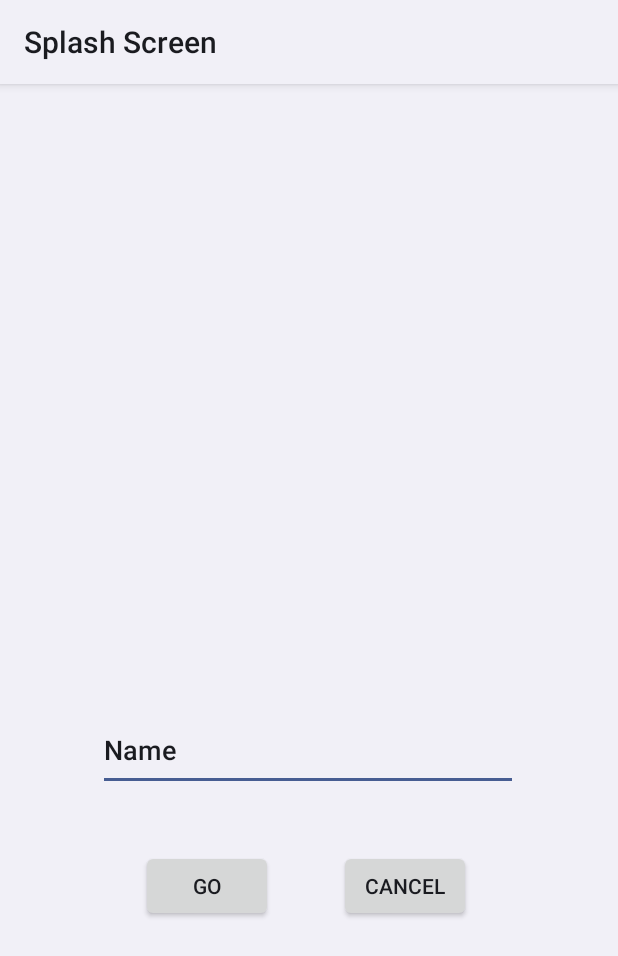
After one commit to stefan334/Drinking_Game, an Android app: the layout popup.xml on its own in the app's theme, with its tools: preview values and no code run, on a phone screen of 412 x 824 dp. The commit adds this screen. Shown: the top 956 px of the screen. Run offline under Robolectric (Android 15) with nearby library versions, the phone set to English and light mode, and no system bars; Roboto replaces fonts that are not available here.

Commit message:
Added online/offline options; username popup

```diff
--- a/app/src/main/res/layout/activity_menu.xml
+++ b/app/src/main/res/layout/activity_menu.xml
@@ -11,7 +11,7 @@
         android:id="@+id/playButton"
         android:layout_width="wrap_content"
         android:layout_height="wrap_content"
-        android:text="Play"
+        android:text="Offline"
         app:backgroundTint="#F44336"
         app:layout_constraintBottom_toBottomOf="parent"
         app:layout_constraintEnd_toEndOf="parent"
@@ -19,10 +19,10 @@
         app:layout_constraintTop_toTopOf="parent" />
 
     <Button
-        android:id="@+id/optionsButton"
+        android:id="@+id/onlineButton"
         android:layout_width="wrap_content"
         android:layout_height="wrap_content"
-        android:text="Options"
+        android:text="Online"
         app:layout_constraintBottom_toBottomOf="parent"
         app:layout_constraintEnd_toEndOf="@+id/playButton"
         app:layout_constraintHorizontal_bias="0.545"
--- /dev/null
+++ b/app/src/main/res/layout/popup.xml
@@ -0,0 +1,48 @@
+<?xml version="1.0" encoding="utf-8"?>
+<androidx.constraintlayout.widget.ConstraintLayout xmlns:android="http://schemas.android.com/apk/res/android"
+    xmlns:app="http://schemas.android.com/apk/res-auto"
+    xmlns:tools="http://schemas.android.com/tools"
+    android:layout_width="match_parent"
+    android:layout_height="match_parent">
+
+    <EditText
+        android:id="@+id/username"
+        android:layout_width="280dp"
+        android:layout_height="54dp"
+        android:layout_marginBottom="30dp"
+        android:ems="10"
+        android:inputType="textPersonName"
+        android:text="Name"
+        app:layout_constraintBottom_toBottomOf="parent"
+        app:layout_constraintEnd_toEndOf="parent"
+        app:layout_constraintHorizontal_bias="0.496"
+        app:layout_constraintStart_toStartOf="parent"
+        app:layout_constraintTop_toTopOf="parent"
+        app:layout_constraintVertical_bias="0.61" />
+
+    <Button
+        android:id="@+id/goButton"
+        android:layout_width="wrap_content"
+        android:layout_height="wrap_content"
+        android:text="GO"
+        app:layout_constraintBottom_toBottomOf="parent"
+        app:layout_constraintEnd_toEndOf="parent"
+        app:layout_constraintHorizontal_bias="0.291"
+        app:layout_constraintStart_toStartOf="parent"
+        app:layout_constraintTop_toBottomOf="@+id/username"
+        app:layout_constraintVertical_bias="0.158" />
+
+    <Button
+        android:id="@+id/cancelButton"
+        android:layout_width="wrap_content"
+        android:layout_height="wrap_content"
+        android:text="Cancel"
+        app:layout_constraintBottom_toBottomOf="parent"
+        app:layout_constraintEnd_toEndOf="parent"
+        app:layout_constraintHorizontal_bias="0.698"
+        app:layout_constraintStart_toStartOf="parent"
+        app:layout_constraintTop_toBottomOf="@+id/username"
+        app:layout_constraintVertical_bias="0.158" />
+
+
+</androidx.constraintlayout.widget.ConstraintLayout>
```
Also changed, not shown: app/src/main/java/com/example/HaiSaBem/Menu.java (+72 -1 lines).
